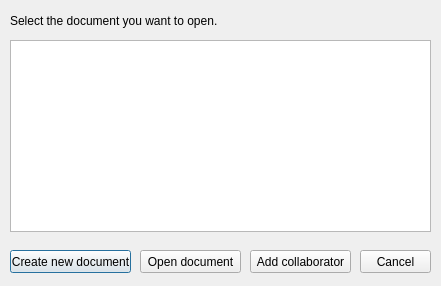
Old version of the form PDS_client_server_v3/PDS_Notepad_Client/ui/shareddocumentsexplorer.ui in the repository RolandDeschainRPW/PDS_Project.
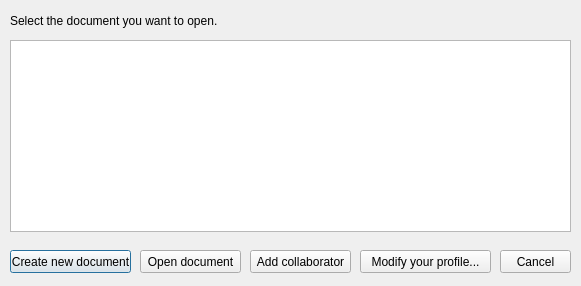
New version of the form.

Commit message: Modifying profile implemented.

What changed in the file:
```diff
--- a/PDS_client_server_v3/PDS_Notepad_Client/ui/shareddocumentsexplorer.ui
+++ b/PDS_client_server_v3/PDS_Notepad_Client/ui/shareddocumentsexplorer.ui
@@ -6,7 +6,7 @@
    <rect>
     <x>0</x>
     <y>0</y>
-    <width>441</width>
+    <width>581</width>
     <height>286</height>
    </rect>
   </property>
@@ -42,7 +42,7 @@
   <widget class="QPushButton" name="cancelButton">
    <property name="geometry">
     <rect>
-     <x>360</x>
+     <x>500</x>
      <y>250</y>
      <width>71</width>
      <height>23</height>
@@ -57,7 +57,7 @@
     <rect>
      <x>10</x>
      <y>40</y>
-     <width>421</width>
+     <width>561</width>
      <height>192</height>
     </rect>
    </property>
@@ -88,6 +88,19 @@
     <string>Add collaborator</string>
    </property>
   </widget>
+  <widget class="QPushButton" name="modifyProfileButton">
+   <property name="geometry">
+    <rect>
+     <x>360</x>
+     <y>250</y>
+     <width>131</width>
+     <height>23</height>
+    </rect>
+   </property>
+   <property name="text">
+    <string>Modify your profile...</string>
+   </property>
+  </widget>
  </widget>
  <resources/>
  <connections/>
```
The commit also changes 43 other files.
